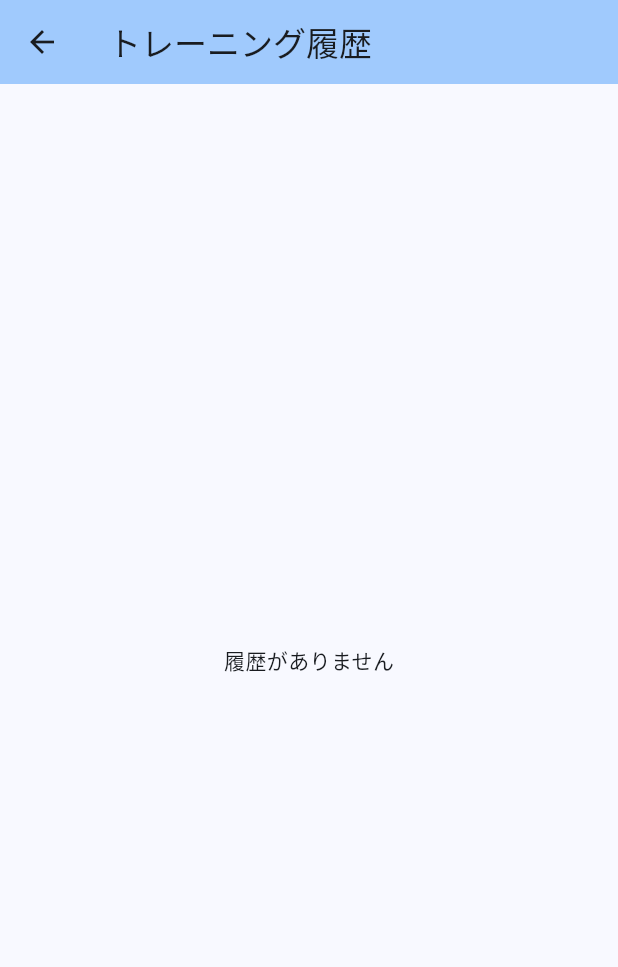
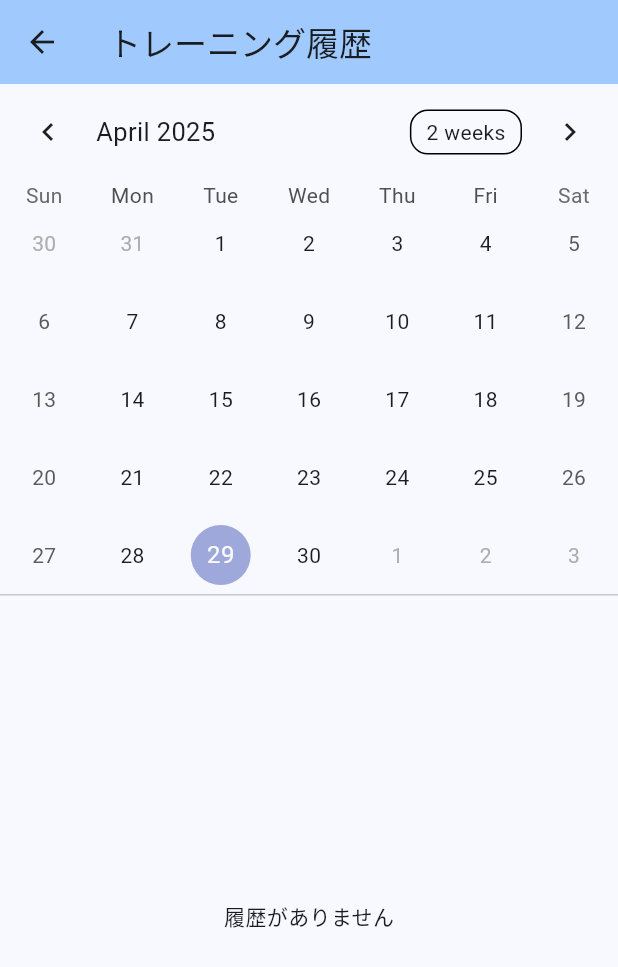
Before and after one commit to kagami0201/interval_app, a Flutter app: the HistoryScreen screen opened directly, on a phone screen of 412 x 824 dp. Shown: the top 967 px of the screen. Run offline on Flutter 3.47's test engine with Material 3 defaults, Android fonts, the phone set to English and light mode, and no system bars; drawn by our look-alikes of table_calendar; our stand-ins replace audioplayers, awesome_notifications, google_mobile_ads, shared_preferences, sqflite, vibration; accounts and stored records are empty.

Commit message:
履歴画面にカレンダー表示&広告を本番IDに変更

```diff
--- a/interval_app/lib/screens/history_screen.dart
+++ b/interval_app/lib/screens/history_screen.dart
@@ -1,5 +1,6 @@
 import 'package:flutter/material.dart';
 import 'package:intl/intl.dart';
+import 'package:table_calendar/table_calendar.dart';
 import '../models/training_history.dart';
 import '../services/database_service.dart';
 import '../services/admob_service.dart';
@@ -14,6 +15,10 @@ class HistoryScreen extends StatefulWidget {
 class _HistoryScreenState extends State<HistoryScreen> {
   final DatabaseService _databaseService = DatabaseService();
   List<TrainingHistory> _history = [];
+  CalendarFormat _calendarFormat = CalendarFormat.month;
+  DateTime _focusedDay = DateTime.now();
+  DateTime? _selectedDay;
+  Map<DateTime, List<TrainingHistory>> _events = {};
 
   @override
   void initState() {
@@ -27,7 +32,23 @@ class _HistoryScreenState extends State<HistoryScreen> {
     final history = await _databaseService.getTrainingHistory();
     setState(() {
       _history = history;
+      _events = _groupEventsByDate(history);
     });
+  }
+
+  Map<DateTime, List<TrainingHistory>> _groupEventsByDate(List<TrainingHistory> history) {
+    final Map<DateTime, List<TrainingHistory>> events = {};
+    for (final h in history) {
+      final date = DateTime.parse(h.date);
+      final key = DateTime(date.year, date.month, date.day);
+      if (events[key] == null) events[key] = [];
+      events[key]!.add(h);
+    }
+    return events;
+  }
+
+  List<TrainingHistory> _getEventsForDay(DateTime day) {
+    return _events[DateTime(day.year, day.month, day.day)] ?? [];
   }
 
   Future<void> _deleteHistory(int id) async {
@@ -56,7 +77,41 @@ class _HistoryScreenState extends State<HistoryScreen> {
         title: const Text('トレーニング履歴'),
         backgroundColor: Theme.of(context).colorScheme.inversePrimary,
       ),
-      body: _history.isEmpty
+      body: Column(
+        children: [
+          // カレンダー表示
+          TableCalendar(
+            firstDay: DateTime.utc(2020, 1, 1),
+            lastDay: DateTime.utc(2030, 12, 31),
+            focusedDay: _focusedDay,
+            calendarFormat: _calendarFormat,
+            eventLoader: _getEventsForDay,
+            selectedDayPredicate: (day) {
+              return isSameDay(_selectedDay, day);
+            },
+            onDaySelected: (selectedDay, focusedDay) {
+              setState(() {
+                _selectedDay = selectedDay;
+                _focusedDay = focusedDay;
+              });
+            },
+            onFormatChanged: (format) {
+              setState(() {
+                _calendarFormat = format;
+              });
+            },
+            calendarStyle: CalendarStyle(
+              markersMaxCount: 1,
+              markerDecoration: BoxDecoration(
+                color: Theme.of(context).colorScheme.primary,
+                shape: BoxShape.circle,
+              ),
+            ),
+          ),
+          const Divider(height: 1),
+          // 履歴リスト
+          Expanded(
+            child: _history.isEmpty
                 ? const Center(
                     child: Text('履歴がありません'),
                   )
@@ -165,6 +220,9 @@ class _HistoryScreenState extends State<HistoryScreen> {
                       );
                     },
                   ),
+          ),
+        ],
+      ),
     );
   }
 }
--- a/interval_app/lib/services/admob_service.dart
+++ b/interval_app/lib/services/admob_service.dart
@@ -9,10 +9,10 @@ class AdmobService {
   InterstitialAd? _interstitialAd;
   bool _isLoaded = false;
 
-  final String _androidInterstitialAdUnitId = 'ca-app-pub-3940256099942544/1033173712'; //Androidテスト用広告ユニットID
-  final String _iosInterstitialAdUnitId = 'ca-app-pub-3940256099942544/1033173712'; // iOSスト用広告ユニットID
-  //final String _androidInterstitialAdUnitId = 'ca-app-pub-7342113297911832/2443650722'; // Android用
-  //final String _iosInterstitialAdUnitId = 'ca-app-pub-7342113297911832/6452012642'; // iOS用
+  //final String _androidInterstitialAdUnitId = 'ca-app-pub-3940256099942544/1033173712'; //Androidテスト用広告ユニットID
+  //final String _iosInterstitialAdUnitId = 'ca-app-pub-3940256099942544/1033173712'; // iOSスト用広告ユニットID
+  final String _androidInterstitialAdUnitId = 'ca-app-pub-7342113297911832/2443650722'; // Android用
+  final String _iosInterstitialAdUnitId = 'ca-app-pub-7342113297911832/6452012642'; // iOS用
 
   String get interstitialAdUnitId =>
       Platform.isAndroid ? _androidInterstitialAdUnitId : _iosInterstitialAdUnitId;
--- a/interval_app/pubspec.yaml
+++ b/interval_app/pubspec.yaml
@@ -43,6 +43,7 @@ dependencies:
   shared_preferences: ^2.2.2
   audioplayers: ^5.2.1
   google_mobile_ads: ^4.0.0
+  table_calendar: ^3.0.9
 
 dev_dependencies:
   flutter_test:
```
Lines whose indentation alone changed are shown as unchanged.
